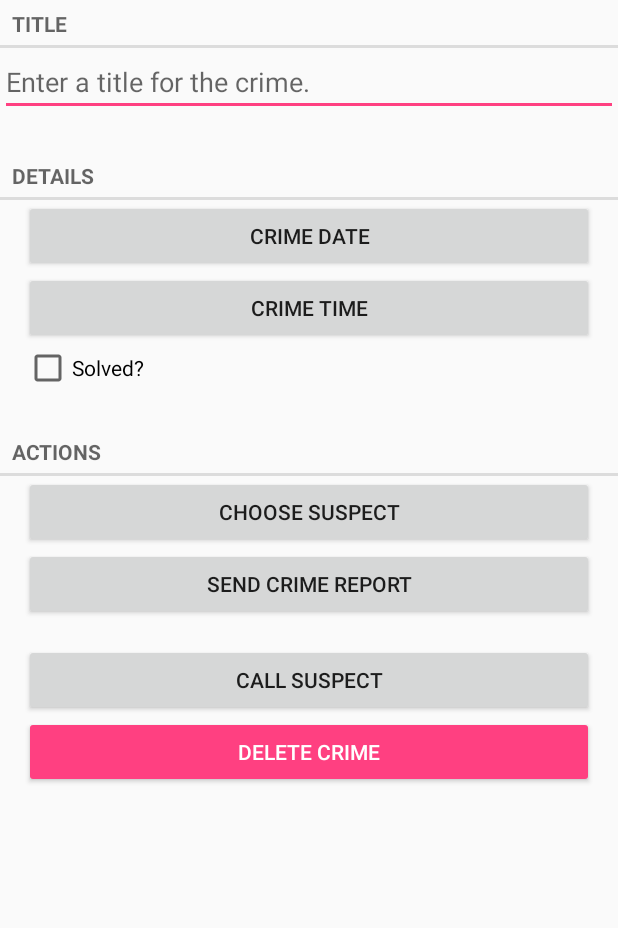
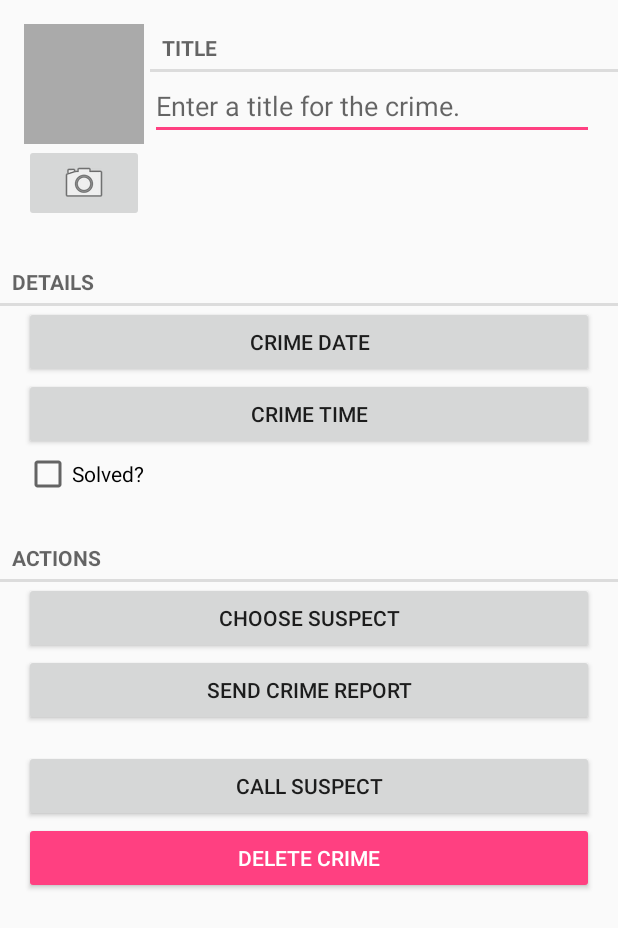
Before and after one commit to rosscooperman/android, an Android app: the layout fragment_crime.xml on its own in the app's theme, with its tools: preview values and no code run, on a phone screen of 412 x 824 dp. Shown: the top 928 px of the screen. Run offline under Robolectric (Android 15) with nearby library versions, the phone set to English and light mode, and no system bars.

Commit message:
Chapter 16 WIP

```diff
--- a/app/src/main/java/com/knowme/criminalintent/CrimeFragment.java
+++ b/app/src/main/java/com/knowme/criminalintent/CrimeFragment.java
@@ -11,16 +11,12 @@
 import android.provider.ContactsContract;
 import android.support.annotation.NonNull;
 import android.support.annotation.Nullable;
-import android.support.v4.app.ActivityCompat;
 import android.support.v4.app.Fragment;
-import android.support.v4.app.ShareCompat;
 import android.support.v4.app.ShareCompat.IntentBuilder;
-import android.support.v4.content.ContentResolverCompat;
 import android.support.v4.content.ContextCompat;
 import android.text.Editable;
 import android.text.TextWatcher;
 import android.text.format.DateFormat;
-import android.util.Log;
 import android.view.LayoutInflater;
 import android.view.View;
 import android.view.ViewGroup;
@@ -28,6 +24,8 @@
 import android.widget.CheckBox;
 import android.widget.CompoundButton;
 import android.widget.EditText;
+import android.widget.ImageButton;
+import android.widget.ImageView;
 
 import java.util.Calendar;
 import java.util.Date;
@@ -55,6 +53,8 @@
     private Button mSendReportButton;
     private Button mCallSuspectButton;
     private Button mDeleteButton;
+    private ImageButton mPhotoButton;
+    private ImageView mPhotoView;
 
     private Intent pickContactIntent = new Intent(Intent.ACTION_PICK, ContactsContract.Contacts.CONTENT_URI);
 
@@ -113,6 +113,8 @@
         mSendReportButton = (Button)v.findViewById(R.id.send_report_button);
         mCallSuspectButton = (Button)v.findViewById(R.id.call_suspect_button);
         mDeleteButton = (Button)v.findViewById(R.id.delete_crime_button);
+        mPhotoButton = (ImageButton)v.findViewById(R.id.crime_camera);
+        mPhotoView = (ImageView)v.findViewById(R.id.crime_photo);
 
         mTitleField.setText(mCrime.getTitle());
         mSolvedCheckBox.setChecked(mCrime.isSolved());
--- a/app/src/main/res/layout-land/fragment_crime.xml
+++ /dev/null
@@ -1,55 +0,0 @@
-<?xml version="1.0" encoding="utf-8"?>
-<LinearLayout xmlns:android="http://schemas.android.com/apk/res/android"
-              xmlns:tools="http://schemas.android.com/tools"
-              android:orientation="vertical"
-              android:layout_width="match_parent"
-              android:layout_height="match_parent">
-
-    <TextView
-        android:text="@string/crime_title_label"
-        android:layout_width="match_parent"
-        android:layout_height="wrap_content"
-        style="?android:listSeparatorTextViewStyle"/>
-
-    <EditText
-        android:id="@+id/crime_title"
-        android:layout_width="match_parent"
-        android:layout_height="wrap_content"
-        android:hint="@string/crime_title_hint"/>
-
-    <TextView
-        android:text="@string/crime_details_label"
-        android:layout_width="match_parent"
-        android:layout_height="wrap_content"
-        style="?android:attr/listSeparatorTextViewStyle"/>
-
-    <LinearLayout
-        android:orientation="horizontal"
-        android:layout_width="match_parent"
-        android:layout_height="match_parent"
-        android:layout_marginLeft="16dp"
-        android:layout_marginRight="16dp">
-
-        <Button
-            android:layout_width="match_parent"
-            android:layout_height="wrap_content"
-            android:id="@+id/crime_date"
-            tools:text="Crime Date"
-            android:layout_weight="1"/>
-
-        <Button
-            android:layout_width="match_parent"
-            android:layout_height="wrap_content"
-            android:id="@+id/crime_time"
-            tools:text="Crime Time"
-            android:layout_weight="1"/>
-
-        <CheckBox
-            android:text="@string/crime_solved_label"
-            android:layout_width="match_parent"
-            android:layout_height="wrap_content"
-            android:id="@+id/crime_solved"
-            android:layout_weight="1"/>
-    </LinearLayout>
-
-</LinearLayout>
--- a/app/src/main/res/layout/fragment_crime.xml
+++ b/app/src/main/res/layout/fragment_crime.xml
@@ -3,19 +3,11 @@
               xmlns:tools="http://schemas.android.com/tools"
               android:orientation="vertical"
               android:layout_width="match_parent"
-              android:layout_height="match_parent">
+              android:layout_height="wrap_content"
+              >
 
-    <TextView
-        android:text="@string/crime_title_label"
-        android:layout_width="match_parent"
-        android:layout_height="wrap_content"
-        style="?android:listSeparatorTextViewStyle"/>
 
-    <EditText
-        android:id="@+id/crime_title"
-        android:layout_width="match_parent"
-        android:layout_height="wrap_content"
-        android:hint="@string/crime_title_hint"/>
+    <include layout="@layout/view_camera_and_title"/>
 
     <TextView
         android:text="@string/crime_details_label"
--- /dev/null
+++ b/app/src/main/res/layout/view_camera_and_title.xml
@@ -0,0 +1,59 @@
+<?xml version="1.0" encoding="utf-8"?>
+<LinearLayout
+    xmlns:android="http://schemas.android.com/apk/res/android"
+    android:layout_width="match_parent"
+    android:layout_height="wrap_content"
+    android:layout_marginLeft="16dp"
+    android:layout_marginTop="16dp"
+    >
+
+    <LinearLayout
+        android:layout_width="wrap_content"
+        android:layout_height="wrap_content"
+        android:orientation="vertical"
+        android:layout_marginRight="4dp"
+        >
+
+        <ImageView
+            android:id="@+id/crime_photo"
+            android:layout_width="80dp"
+            android:layout_height="80dp"
+            android:scaleType="centerInside"
+            android:background="@android:color/darker_gray"
+            android:cropToPadding="true"
+            />
+
+        <ImageButton
+            android:id="@+id/crime_camera"
+            android:layout_width="match_parent"
+            android:layout_height="wrap_content"
+            android:src="@android:drawable/ic_menu_camera"
+            />
+
+    </LinearLayout>
+
+    <LinearLayout
+        android:layout_width="wrap_content"
+        android:layout_height="wrap_content"
+        android:orientation="vertical"
+        android:layout_weight="1"
+        >
+
+        <TextView
+            android:layout_width="match_parent"
+            android:layout_height="wrap_content"
+            android:text="@string/crime_title_label"
+            style="?android:listSeparatorTextViewStyle"
+            />
+
+        <EditText
+            android:id="@+id/crime_title"
+            android:layout_width="match_parent"
+            android:layout_height="wrap_content"
+            android:layout_marginRight="16dp"
+            android:hint="@string/crime_title_hint"
+            />
+
+    </LinearLayout>
+
+</LinearLayout>
```
